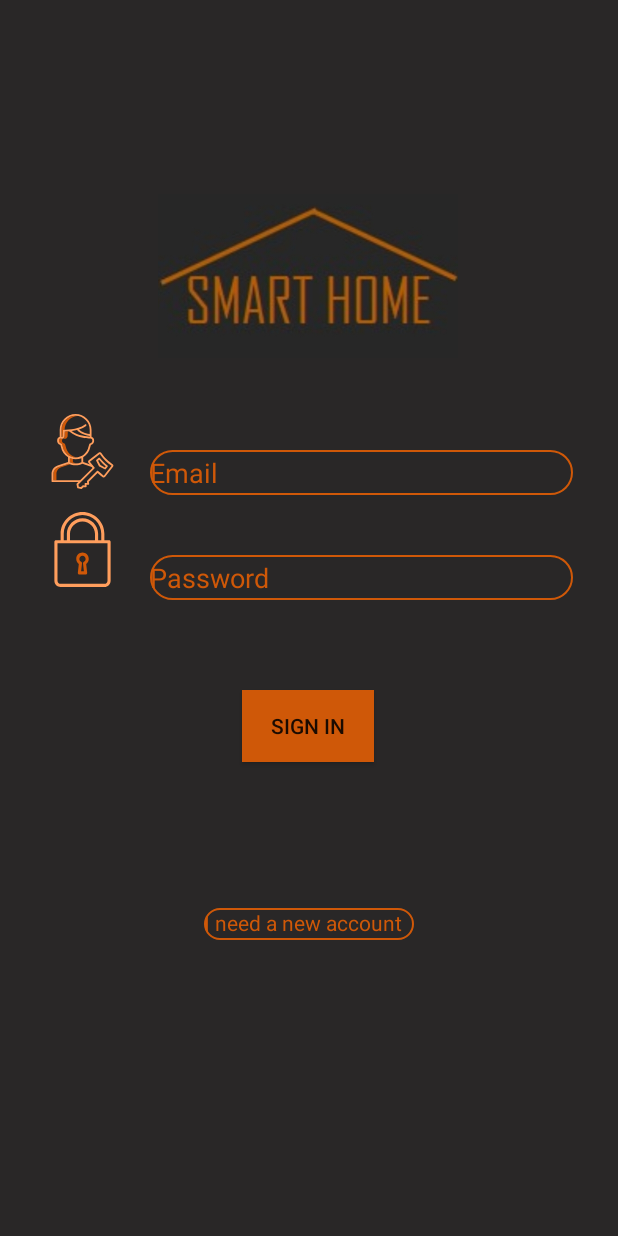
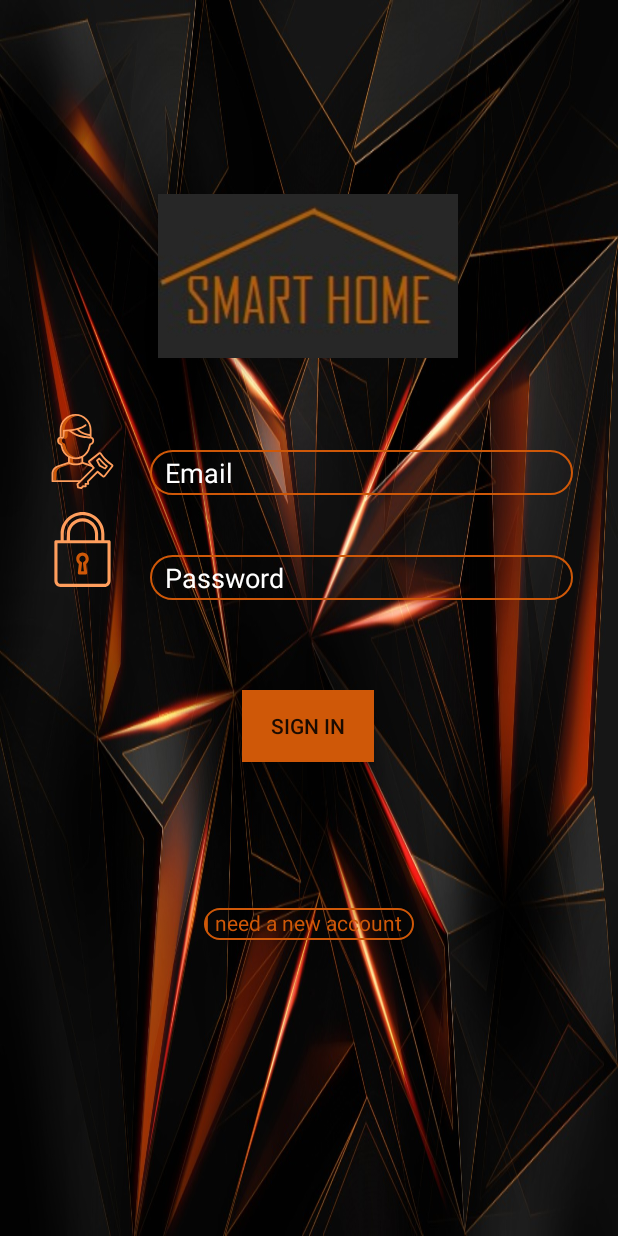
Before and after one commit to hacickn/Smart-Home-Bilkent-G2C, an Android app: the screen it shows after launch (MainActivity), on a phone screen of 412 x 824 dp. Run offline under Robolectric (Android 15) with nearby library versions, the phone set to English and light mode, and no system bars; our stand-ins replace Firebase (no records; nobody signed in at launch, a user with empty details on screens opened directly).

Commit message:
slight changes

```diff
--- a/androidApp/smarthome_v2/app/src/main/java/com/example/smarthome_v2/GardenLight.java
+++ b/androidApp/smarthome_v2/app/src/main/java/com/example/smarthome_v2/utilities/GardenLight.java
@@ -1,9 +1,11 @@
-package com.example.smarthome_v2;
+package com.example.smarthome_v2.utilities;
 
 import androidx.appcompat.app.AppCompatActivity;
 
 import android.os.Bundle;
 import android.widget.ToggleButton;
+
+import com.example.smarthome_v2.R;
 
 public class GardenLight extends AppCompatActivity {
     ToggleButton gardenLightController;
--- a/androidApp/smarthome_v2/app/src/main/res/layout/activity_main.xml
+++ b/androidApp/smarthome_v2/app/src/main/res/layout/activity_main.xml
@@ -4,7 +4,7 @@
     xmlns:tools="http://schemas.android.com/tools"
     android:layout_width="match_parent"
     android:layout_height="match_parent"
-    android:background="@color/grey"
+    android:background="@drawable/background"
     tools:context=".MainActivity">
 
     <EditText
@@ -22,9 +22,10 @@
         android:background="@drawable/edittext_background"
         android:hint="Email"
         android:inputType="textEmailAddress"
+        android:paddingLeft="10dp"
         android:selectAllOnFocus="true"
         android:textColor="@color/orange_two"
-        android:textColorHint="@color/orange_two"
+        android:textColorHint="@color/white"
         app:layout_constraintBottom_toTopOf="@+id/password"
         app:layout_constraintEnd_toEndOf="parent"
         app:layout_constraintStart_toStartOf="parent"
@@ -46,9 +47,10 @@
         android:imeActionLabel="@string/action_sign_in_short"
         android:imeOptions="actionDone"
         android:inputType="textPassword"
+        android:paddingLeft="10dp"
         android:selectAllOnFocus="true"
         android:textColor="@color/orange_two"
-        android:textColorHint="@color/orange_two"
+        android:textColorHint="@color/white"
         app:layout_constraintEnd_toEndOf="parent"
         app:layout_constraintStart_toStartOf="parent"
         app:layout_constraintTop_toBottomOf="@+id/login_email" />
@@ -116,13 +118,6 @@
         app:layout_constraintStart_toStartOf="parent"
         app:layout_constraintTop_toBottomOf="@+id/login" />
 
-    <TextView
-        android:id="@+id/textView12"
-        android:layout_width="wrap_content"
-        android:layout_height="wrap_content"
-        android:layout_marginTop="910dp"
-        android:text="TextView"
-        app:layout_constraintTop_toBottomOf="@+id/login_email"
-        tools:layout_editor_absoluteX="220dp" />
+
 
 </androidx.constraintlayout.widget.ConstraintLayout>
--- a/androidApp/smarthome_v2/app/src/main/res/layout/electricity_screen.xml
+++ b/androidApp/smarthome_v2/app/src/main/res/layout/electricity_screen.xml
@@ -5,7 +5,7 @@
     android:layout_width="match_parent"
     android:layout_height="match_parent"
     android:background="@color/grey"
-    tools:context=".Electricity">
+    tools:context=".utilities.Electricity">
 
     <ImageView
         android:id="@+id/mainelectiricity"
--- a/androidApp/smarthome_v2/app/src/main/res/layout/garden_light.xml
+++ b/androidApp/smarthome_v2/app/src/main/res/layout/garden_light.xml
@@ -4,7 +4,7 @@
     xmlns:tools="http://schemas.android.com/tools"
     android:layout_width="match_parent"
     android:layout_height="match_parent"
-    tools:context=".GardenLight"
+    tools:context=".utilities.GardenLight"
     android:background="@color/grey">
     <ImageView
         android:id="@+id/imageView11"
--- a/androidApp/smarthome_v2/app/src/main/res/values/colors.xml
+++ b/androidApp/smarthome_v2/app/src/main/res/values/colors.xml
@@ -8,4 +8,5 @@
     <color name="grey">#292727</color>
     <color name="off">#F16F6F</color>
     <color name="on">#00850B</color>
+    <color name="white">#FFFFFF</color>
 </resources>
```
Also changed, not shown: androidApp/smarthome_v2/app/src/main/AndroidManifest.xml (+8 -8 lines), androidApp/smarthome_v2/app/src/main/java/com/example/smarthome_v2/MainActivity.java (+6 -1 lines), androidApp/smarthome_v2/app/src/main/java/com/example/smarthome_v2/main_screen.java (+8 -2 lines), androidApp/smarthome_v2/app/src/main/java/com/example/smarthome_v2/utilities/Aquarium.java (renamed from androidApp/smarthome_v2/app/src/main/java/com/example/smarthome_v2/Aquarium.java, +31 -28 lines), androidApp/smarthome_v2/app/src/main/java/com/example/smarthome_v2/utilities/AquariumDaylist.java (renamed from androidApp/smarthome_v2/app/src/main/java/com/example/smarthome_v2/AquariumDaylist.java, +10 -4 lines), androidApp/smarthome_v2/app/src/main/java/com/example/smarthome_v2/utilities/Electricity.java (renamed from androidApp/smarthome_v2/app/src/main/java/com/example/smarthome_v2/Electricity.java, +12 -7 lines), androidApp/smarthome_v2/app/src/main/java/com/example/smarthome_v2/utilities/FishList.java (renamed from androidApp/smarthome_v2/app/src/main/java/com/example/smarthome_v2/FishList.java, +10 -2 lines), androidApp/smarthome_v2/app/src/main/java/com/example/smarthome_v2/utilities/Gas.java (renamed from androidApp/smarthome_v2/app/src/main/java/com/example/smarthome_v2/gas.java, +13 -6 lines), androidApp/smarthome_v2/app/src/main/java/com/example/smarthome_v2/utilities/GreenHouse.java (renamed from androidApp/smarthome_v2/app/src/main/java/com/example/smarthome_v2/GreenHouse.java, +9 -1 lines), androidApp/smarthome_v2/app/src/main/java/com/example/smarthome_v2/utilities/Water.java (renamed from androidApp/smarthome_v2/app/src/main/java/com/example/smarthome_v2/Water.java, +12 -4 lines), androidApp/smarthome_v2/app/src/main/res/drawable/background.jpeg (added).
